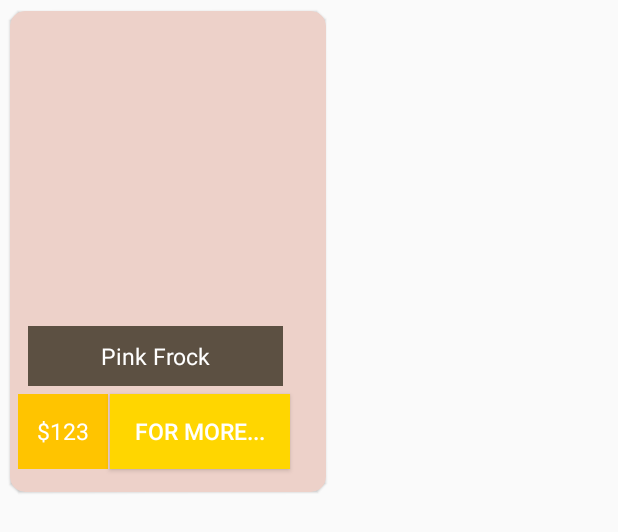
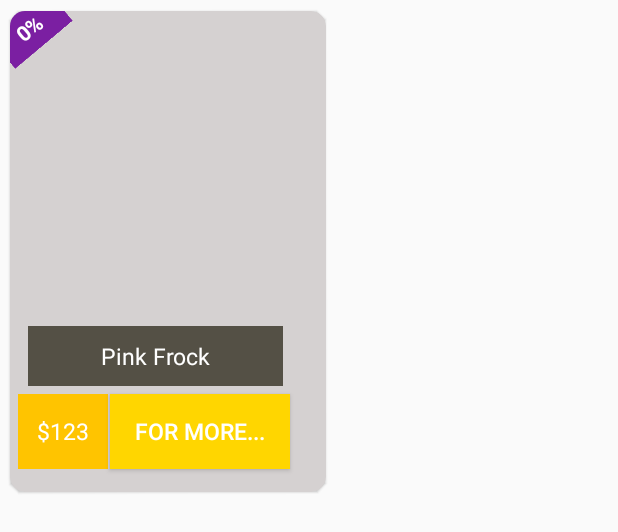
Before and after one commit to Perusha/MAD-Project, an Android app: the layout cus_product_grid.xml on its own in the app's theme, with its tools: preview values and no code run, on a phone screen of 412 x 824 dp. Shown: the top 532 px of the screen. Run offline under Robolectric (Android 15) with nearby library versions, the phone set to English and light mode, and no system bars.

Commit message:
done some changes

```diff
--- a/app/src/main/res/layout/activity_product_customer_view.xml
+++ b/app/src/main/res/layout/activity_product_customer_view.xml
@@ -14,7 +14,7 @@
         android:background="@drawable/product_textview"
         android:fontFamily="sans-serif-condensed-medium"
         android:padding="25dp"
-        android:text="CLOTHES that fits \nyour STYLE..."
+        android:text="@string/customer_view_title"
         android:textColor="#fff"
         android:textSize="30sp"
         android:textStyle="bold" />
--- a/app/src/main/res/layout/cus_product_grid.xml
+++ b/app/src/main/res/layout/cus_product_grid.xml
@@ -8,7 +8,7 @@ android:layout_height="wrap_content">
     <androidx.cardview.widget.CardView
         android:layout_width="wrap_content"
         android:layout_height="match_parent"
-    app:cardBackgroundColor="#EDD1C9"
+        app:cardBackgroundColor="#D5D1D1"
         android:orientation="vertical"
         android:layout_margin="5dp"
         android:layout_marginTop="4dp"
@@ -32,43 +32,24 @@ android:layout_height="wrap_content">
                 android:layout_marginTop="5dp"
                 android:scaleType="fitXY"
                 android:adjustViewBounds="true"
-            android:layout_gravity="center_horizontal"/>
+                android:layout_gravity="center_horizontal"
+                android:contentDescription="@string/product_image" />
 
-        <!--            <TextView-->
-        <!--                android:id="@+id/text"-->
-        <!--                android:layout_width="match_parent"-->
-        <!--                android:layout_height="50dp"-->
-        <!--                android:layout_toRightOf="@id/text1"-->
-        <!--                android:layout_marginTop="10dp"-->
-        <!--                android:background="#FFD600"-->
-        <!--                android:textSize="15sp"-->
-        <!--                android:textColor="#FFF"-->
-        <!--                android:gravity="center"-->
-        <!--                android:layout_marginLeft="100dp"-->
-        <!--                android:text="logo1"/>-->
-
-        <!--            <Button-->
-        <!--                android:id="@+id/adminpUpdate"-->
-        <!--                android:layout_width="100dp"-->
-        <!--                android:layout_height="35dp"-->
-        <!--                android:layout_below="@id/productimage"-->
-        <!--                android:layout_marginLeft="0dp"-->
-        <!--                android:layout_marginTop="10dp"-->
-        <!--                android:layout_toRightOf="@id/productimage"-->
-        <!--                android:text="Update"-->
-        <!--                android:textSize="10sp"-->
-        <!--                android:background="#00B8D4"/>-->
-
-        <!--            <ImageButton-->
-        <!--                android:id="@+id/adminpUpdat"-->
-        <!--                android:layout_width="150dp"-->
-        <!--                android:layout_height="35dp"-->
-        <!--                android:layout_below="@id/adminpPrice"-->
-        <!--                android:layout_marginLeft="190dp"-->
-        <!--                android:layout_marginTop="10dp"-->
-        <!--                android:layout_toRightOf="@id/adminpimage" />-->
-
-
+            <TextView
+                android:id="@+id/productOffer"
+                android:layout_width="50dp"
+                android:layout_height="wrap_content"
+                android:layout_alignParentStart="true"
+                android:layout_alignParentTop="true"
+                android:layout_marginStart="-12dp"
+                android:layout_marginTop="-4dp"
+                android:background="#7B1FA2"
+                android:padding="5dp"
+                android:rotation="320"
+                android:text="@string/offer_text"
+                android:textAlignment="center"
+                android:textColor="#fff"
+                android:textStyle="bold" />
 
             <TextView
                 android:id="@+id/productPrice"
@@ -80,7 +61,7 @@ android:layout_height="wrap_content">
                 android:layout_marginBottom="5dp"
                 android:background="#FFC400"
                 android:gravity="center"
-            android:text="$123"
+                android:text="@string/price_text"
                 android:textColor="#FFF"
                 android:textSize="15sp" />
 
@@ -94,7 +75,7 @@ android:layout_height="wrap_content">
                 android:layout_marginBottom="5dp"
                 android:background="#AB161101"
                 android:gravity="center"
-            android:text="Pink Frock"
+                android:text="@string/product_name"
                 android:textColor="#FFF"
                 android:textSize="15sp" />
 
@@ -102,28 +83,15 @@ android:layout_height="wrap_content">
                 android:id="@+id/moreBtn"
                 android:layout_width="120dp"
                 android:layout_height="50dp"
-            android:layout_toRightOf="@id/productPrice"
+                android:layout_toEndOf="@id/productPrice"
                 android:layout_marginStart="1dp"
                 android:layout_marginTop="255dp"
                 android:layout_marginBottom="15dp"
                 android:textColor="#fff"
-            android:text="For More..."
+                android:text="@string/for_more_product"
                 android:background="#FFD600"
                 android:textAlignment="center"
                 android:textSize="15sp"/>
-
-
-        <!--            <ImageButton-->
-        <!--                android:id="@+id/adminpDelete"-->
-        <!--                android:layout_width="30dp"-->
-        <!--                android:layout_height="35dp"-->
-        <!--                android:layout_below="@id/productimage"-->
-        <!--                android:layout_marginLeft="150dp"-->
-        <!--                android:layout_marginTop="0dp"-->
-        <!--                android:layout_toRightOf="@id/adminpUpdate"-->
-        <!--                app:srcCompat="@android:drawable/ic_menu_delete"-->
-        <!--                android:background="#FF1744"-->
-        <!--                android:tint="@android:color/white" />-->
 
         </RelativeLayout>
     </androidx.cardview.widget.CardView>
--- a/app/src/main/res/values/strings.xml
+++ b/app/src/main/res/values/strings.xml
@@ -1,3 +1,13 @@
 <resources>
     <string name="app_name">Finery</string>
+    <string name="customer_view_title">CLOTHES that fits \nyour STYLE...</string>
+    <string name="product_image">Product Image</string>
+    <string name="product_price">$123</string>
+    <string name="product_title">Pink Frock</string>
+    <string name="product_for_more">For More...</string>
+    <string name="offer_text">0%</string>
+    <string name="price_text">$123</string>
+    <string name="product_name">Pink Frock</string>
+    <string name="for_more_product">For More...</string>
+    <string name="product_image">Product Image</string>
 </resources>
```
Also changed, not shown: app/src/main/java/com/example/finery/Product.java (+14 -4 lines). Lines whose indentation alone changed are shown as unchanged.
